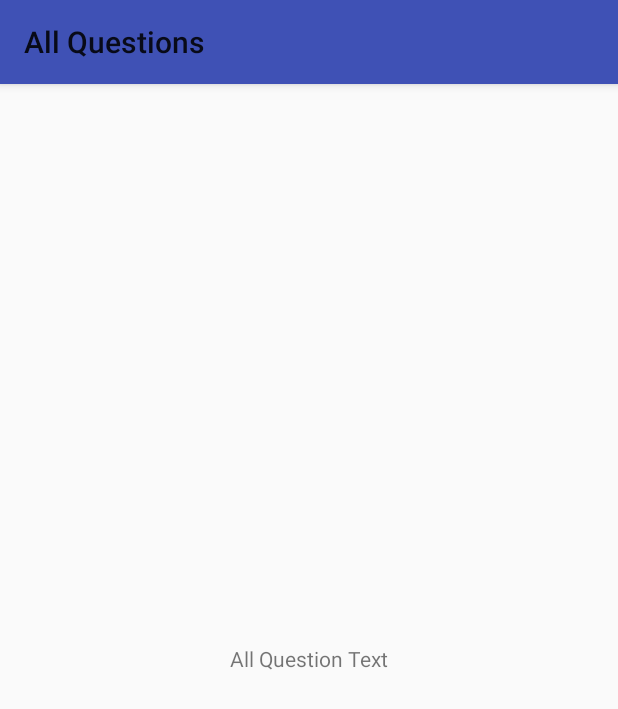
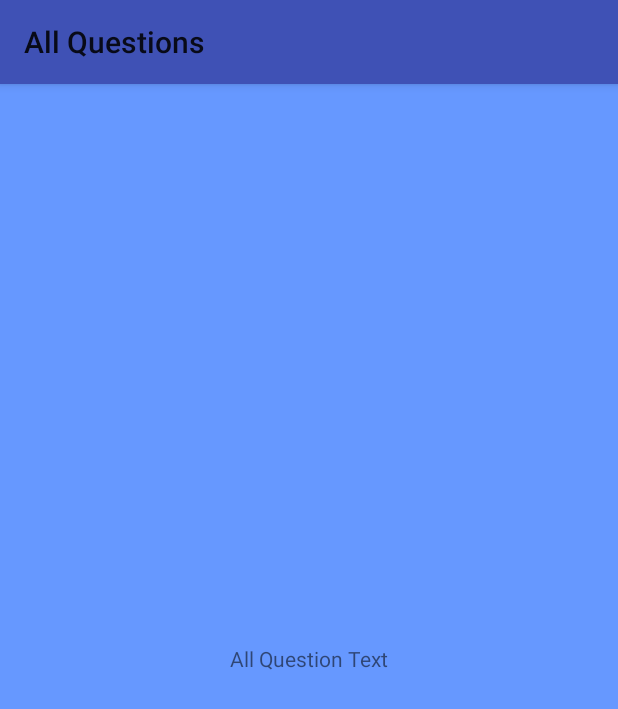
Before and after one commit to BachinDanila/plants-recognizer, an Android app: the screen it shows after launch (All_Questions), after a tap on "ALL QUESTIONS", on a phone screen of 412 x 824 dp. Shown: the top 709 px of the screen. Run offline under Robolectric (Android 15) with nearby library versions, the phone set to English and light mode, and no system bars; libraries missing offline, so code that uses them is left out: org.apache.poi; 3 statements that could not run were skipped.

Commit message:
Fix bug with theme

```diff
--- a/Project/App/app/src/main/AndroidManifest.xml
+++ b/Project/App/app/src/main/AndroidManifest.xml
@@ -36,7 +36,8 @@
             android:label="@string/catalogue_title" />
         <activity
             android:name=".ThemePreferenceActivity"
-            android:label="@string/title_activity_settings"/>
+            android:label="@string/title_activity_settings"
+            android:theme="@style/AppTheme" />
         <activity
             android:name=".WebViewActivity"
             android:label="@string/webview_title"/>
--- a/Project/App/app/src/main/java/com/example/plantsrecognizer/All_Questions.java
+++ b/Project/App/app/src/main/java/com/example/plantsrecognizer/All_Questions.java
@@ -4,10 +4,18 @@ import android.os.Bundle;
 import android.support.v7.app.AppCompatActivity;
 
 public class All_Questions extends AppCompatActivity {
+
+    private ThemeHandler handler;
+
     @Override
     protected void onCreate(Bundle savedInstanceState){
+
+        handler = new ThemeHandler(this);
+        handler.Handle();
+
         super.onCreate(savedInstanceState);
         setContentView(R.layout.all_question);
+
         XlsParser xls = new XlsParser(this);
 
     }
--- a/Project/App/app/src/main/java/com/example/plantsrecognizer/MainActivity.java
+++ b/Project/App/app/src/main/java/com/example/plantsrecognizer/MainActivity.java
@@ -1,11 +1,8 @@
 package com.example.plantsrecognizer;
 
 import android.content.Intent;
-import android.content.SharedPreferences;
 import android.os.Bundle;
-import android.preference.PreferenceManager;
 import android.support.v7.app.AppCompatActivity;
-import android.util.Log;
 import android.view.View;
 import android.view.View.OnClickListener;
 import android.widget.Button;
@@ -13,6 +10,8 @@ import android.widget.Button;
 public class MainActivity extends AppCompatActivity{
 
     private final int SETTINGS_ACTION = 1;
+    ThemeHandler handler;
+
     Button settings_button;
     Button catalogue_button;
     Button all_questions_button;
@@ -20,10 +19,8 @@ public class MainActivity extends AppCompatActivity{
     @Override
     protected void onCreate(Bundle savedInstanceState) {
 
-        SharedPreferences pref = PreferenceManager
-                .getDefaultSharedPreferences(this);
-
-        ThemeHandler(pref);
+        handler = new ThemeHandler(this);
+        handler.Handle();
 
         super.onCreate(savedInstanceState);
         setContentView(R.layout.activity_main);
@@ -71,21 +68,4 @@ public class MainActivity extends AppCompatActivity{
         }
         super.onActivityResult(requestCode, resultCode, data);
     }
-
-    private void ThemeHandler(SharedPreferences pref) {
-        String themeName = pref.getString("theme", "AppTheme");
-        String galleryName = pref.getString("gallery", "A");
-
-        if (themeName.equals("Theme1")) {
-            setTheme(R.style.Theme1);
-        } else if (themeName.equals("Theme2")) {
-            //Toast.makeText(this, "Theme has been reset to " + themeName, Toast.LENGTH_SHORT).show();
-            setTheme(R.style.Theme2);
-        } else if (themeName.equals("AppTheme")) {
-            setTheme(R.style.AppTheme);
-        }
-
-        Log.v("Gallery: ", galleryName);
-        Log.v("themeName", themeName);
-    }
 }
--- /dev/null
+++ b/Project/App/app/src/main/java/com/example/plantsrecognizer/ThemeHandler.java
@@ -0,0 +1,43 @@
+package com.example.plantsrecognizer;
+
+import android.content.Context;
+import android.content.SharedPreferences;
+import android.preference.PreferenceManager;
+import android.util.Log;
+
+public class ThemeHandler {
+
+    private Context context;
+
+    public ThemeHandler(Context current) {
+        context = current;
+    }
+
+    public void Handle() {
+        SharedPreferences pref = PreferenceManager
+                .getDefaultSharedPreferences(context);
+
+        String themeName = pref.getString("theme", "AppTheme");
+
+        if (themeName.equals("Theme1")) {
+            context.setTheme(R.style.Theme1);
+        } else if (themeName.equals("Theme2")) {
+            //Toast.makeText(this, "Theme has been reset to " + themeName, Toast.LENGTH_SHORT).show();
+            context.setTheme(R.style.Theme2);
+        } else if (themeName.equals("AppTheme")) {
+            context.setTheme(R.style.AppTheme);
+        }
+        Log.v("ThemeName", themeName);
+    }
+
+    public void Handle(Object themeName) {
+        if (themeName.equals("Theme1")) {
+            context.setTheme(R.style.Theme1);
+        } else if (themeName.equals("Theme2")) {
+            //Toast.makeText(this, "Theme has been reset to " + themeName, Toast.LENGTH_SHORT).show();
+            context.setTheme(R.style.Theme2);
+        } else if (themeName.equals("AppTheme")) {
+            context.setTheme(R.style.AppTheme);
+        }
+    }
+}
--- a/Project/App/app/src/main/java/com/example/plantsrecognizer/ThemePreferenceActivity.java
+++ b/Project/App/app/src/main/java/com/example/plantsrecognizer/ThemePreferenceActivity.java
@@ -6,11 +6,17 @@ import android.preference.Preference.OnPreferenceChangeListener;
 import android.preference.PreferenceActivity;
 
 public class ThemePreferenceActivity extends PreferenceActivity {
+
     public static final int RESULT_CODE_THEME_UPDATED = 1;
     public static final int RESULT_CODE_GALLERY_UPDATED = 1;
 
+    ThemeHandler handler;
+
     @Override
     protected void onCreate(Bundle savedInstanceState) {
+
+        setTheme(R.style.AppTheme);
+
         super.onCreate(savedInstanceState);
         addPreferencesFromResource(R.xml.preferences);
         findPreference("theme").
--- a/Project/App/app/src/main/res/layout/all_question.xml
+++ b/Project/App/app/src/main/res/layout/all_question.xml
@@ -1,10 +1,9 @@
 <?xml version="1.0" encoding="utf-8"?>
-<android.support.constraint.ConstraintLayout
-    xmlns:android="http://schemas.android.com/apk/res/android"
+<android.support.constraint.ConstraintLayout xmlns:android="http://schemas.android.com/apk/res/android"
     xmlns:app="http://schemas.android.com/apk/res-auto"
-    xmlns:tools="http://schemas.android.com/tools"
     android:layout_width="match_parent"
-    android:layout_height="match_parent">
+    android:layout_height="match_parent"
+    android:background="?attr/background">
 
     <TextView
         android:id="@+id/all_question_text_view"
--- a/Project/App/app/src/main/res/layout/catalogue.xml
+++ b/Project/App/app/src/main/res/layout/catalogue.xml
@@ -1,9 +1,9 @@
 <?xml version="1.0" encoding="utf-8"?>
 <RelativeLayout xmlns:android="http://schemas.android.com/apk/res/android"
-    xmlns:app="http://schemas.android.com/apk/res-auto"
     xmlns:tools="http://schemas.android.com/tools"
     android:layout_width="match_parent"
     android:layout_height="match_parent"
+    android:background="?attr/background"
     tools:context=".Catalogue">
 
     <ListView
--- a/Project/App/app/src/main/res/layout/recommended_question.xml
+++ b/Project/App/app/src/main/res/layout/recommended_question.xml
@@ -1,9 +1,8 @@
 <?xml version="1.0" encoding="utf-8"?>
-<android.support.constraint.ConstraintLayout
-    xmlns:android="http://schemas.android.com/apk/res/android"
+<android.support.constraint.ConstraintLayout xmlns:android="http://schemas.android.com/apk/res/android"
     xmlns:app="http://schemas.android.com/apk/res-auto"
-    xmlns:tools="http://schemas.android.com/tools"
     android:layout_width="match_parent"
+    android:background="?attr/background"
     android:layout_height="match_parent">
 
     <TextView
```
Also changed, not shown: Project/App/app/src/main/java/com/example/plantsrecognizer/Catalogue.java (+15 -18 lines).
